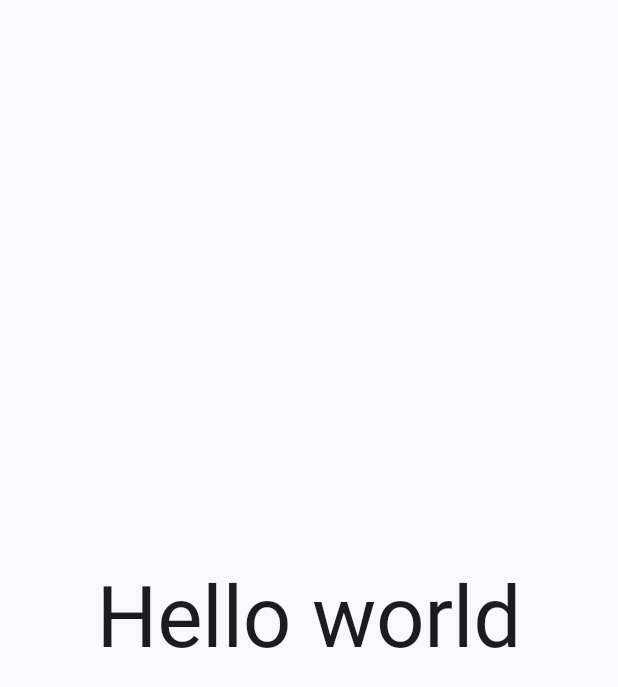
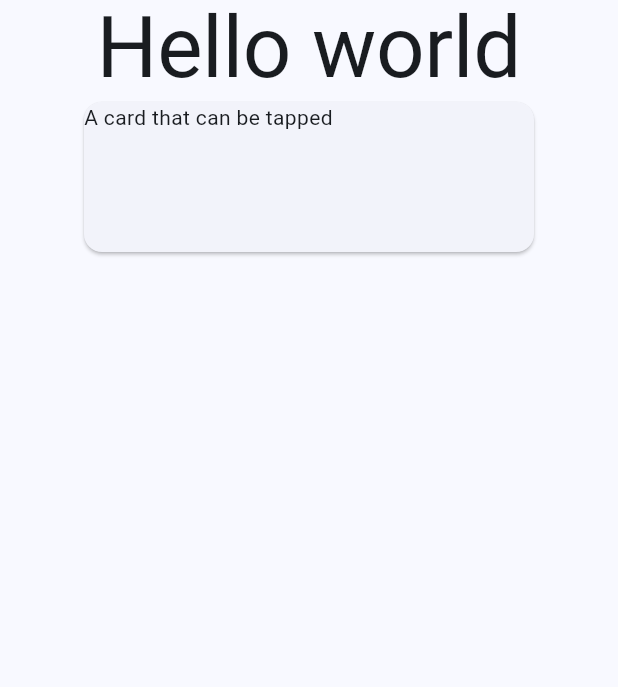
Before and after one commit to mtbelkebir/messagingapp, a Flutter app: the HomeScreen screen opened directly, on a phone screen of 412 x 824 dp. Shown: the top 687 px of the screen. Run offline on Flutter 3.47's test engine with Material 3 defaults, Android fonts, the phone set to English and light mode, and no system bars.

Commit message:
created basic card for pinned chats

```diff
--- a/lib/main.dart
+++ b/lib/main.dart
@@ -1,4 +1,5 @@
 import 'package:flutter/material.dart';
+import 'package:messagingapp/pages/home_screen.dart';
 import 'widgets/navbar.dart';
 
 void main() {
@@ -44,7 +45,7 @@ class _MyHomePageState extends State<MyHomePage> {
     Widget page;
     switch (_selectedindex) {
       case 0:
-        page = const Randompage();
+        page = const HomeScreen();
         break;
       case 1:
         page = const Randompage();
--- a/lib/pages/home_screen.dart
+++ b/lib/pages/home_screen.dart
@@ -1,4 +1,5 @@
 import 'package:flutter/material.dart';
+import 'package:messagingapp/widgets/pinnedCard.dart';
 
 class HomeScreen extends StatelessWidget {
   const HomeScreen({super.key});
@@ -6,12 +7,13 @@ class HomeScreen extends StatelessWidget {
   @override
   Widget build(BuildContext context) {
     return Scaffold(
-      body: Center(
-        child: Text(
+      body: Column(children: <Widget>[
+        Text(
           "Hello world",
           style: Theme.of(context).textTheme.displayLarge,
         ),
-      ),
+        PinnedCard(),
+      ]),
     );
   }
 }
--- /dev/null
+++ b/lib/widgets/pinnedCard.dart
@@ -0,0 +1,31 @@
+import 'package:flutter/material.dart';
+
+class PinnedCard extends StatefulWidget {
+  const PinnedCard({super.key});
+
+  @override
+  State<PinnedCard> createState() => PpinnedCardState();
+}
+
+class PpinnedCardState extends State<PinnedCard> {
+  @override
+  Widget build(BuildContext context) {
+    final ThemeData theme = Theme.of(context);
+    return Center(
+      child: Card(
+        clipBehavior: Clip.hardEdge,
+        child: InkWell(
+
+            splashColor: theme.primaryColorLight,
+            onTap: () {
+              debugPrint('Card tapped.');
+            },
+            child: const SizedBox(
+              height: 100,
+              width: 300,
+              child: Text('A card that can be tapped'),
+            )),
+      ),
+    );
+  }
+}
```
